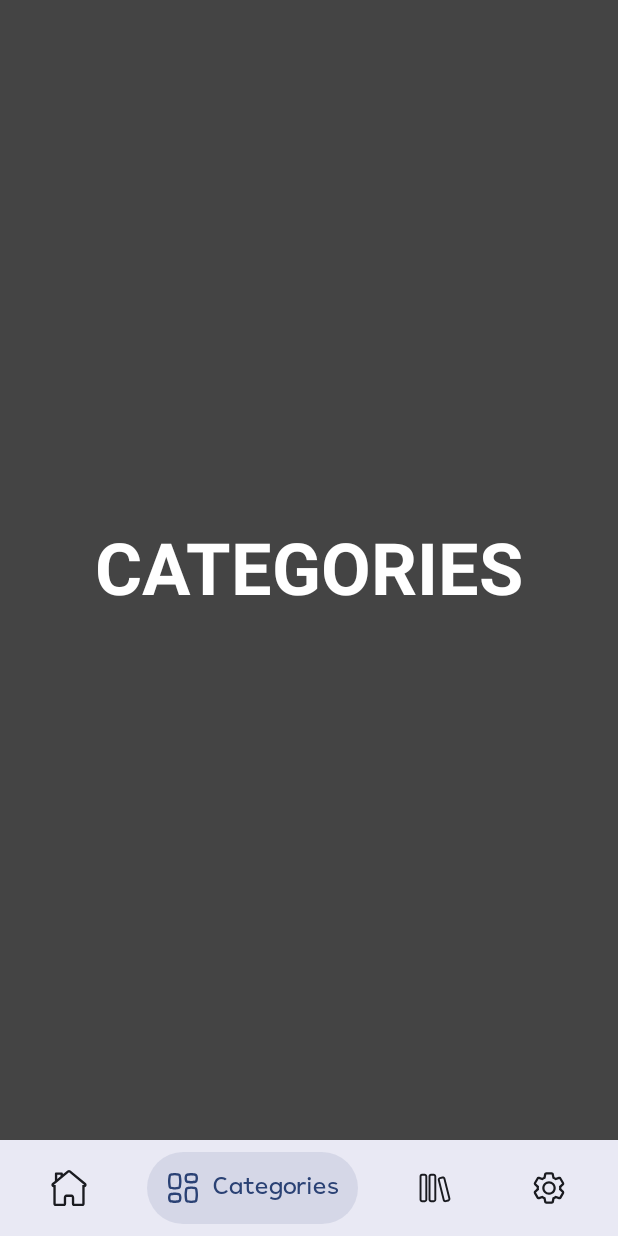
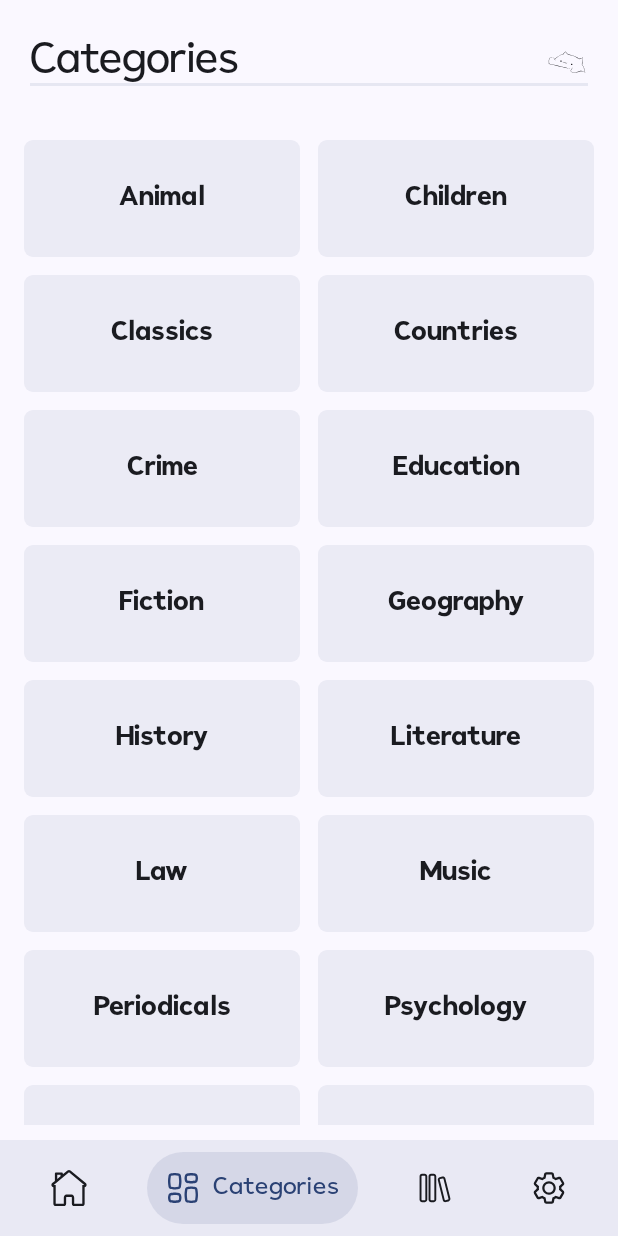
Before and after one commit to kuluruvineeth/FreeEbooks, an Android app built with Jetpack Compose: the CategoriesScreen screen opened through its navigation route, on a phone screen of 412 x 824 dp. Run offline under Robolectric (Android 15) with nearby library versions, the phone set to English and light mode, and no system bars; our stand-ins replace accompanist.

Commit message:
- Added Categories Screen and Category ViewModel

```diff
--- a/app/src/main/java/com/kuluruvineeth/freeebooks/ui/screens/CategoriesScreen.kt
+++ b/app/src/main/java/com/kuluruvineeth/freeebooks/ui/screens/CategoriesScreen.kt
@@ -1,32 +1,134 @@
 package com.kuluruvineeth.freeebooks.ui.screens
 
 import androidx.compose.foundation.background
-import androidx.compose.foundation.layout.Box
-import androidx.compose.foundation.layout.fillMaxSize
-import androidx.compose.material.MaterialTheme
+import androidx.compose.foundation.layout.*
+import androidx.compose.foundation.lazy.grid.GridCells
+import androidx.compose.foundation.lazy.grid.LazyVerticalGrid
+import androidx.compose.foundation.shape.RoundedCornerShape
 import androidx.compose.material.Text
+import androidx.compose.material3.*
 import androidx.compose.runtime.Composable
 import androidx.compose.ui.Alignment
 import androidx.compose.ui.Modifier
 import androidx.compose.ui.graphics.Color
+import androidx.compose.ui.graphics.vector.ImageVector
+import androidx.compose.ui.res.stringResource
+import androidx.compose.ui.res.vectorResource
 import androidx.compose.ui.text.font.FontWeight
+import androidx.compose.ui.text.style.TextOverflow
 import androidx.compose.ui.tooling.preview.Preview
+import androidx.compose.ui.unit.dp
+import androidx.compose.ui.unit.sp
+import java.util.*
+import com.kuluruvineeth.freeebooks.R
+import com.kuluruvineeth.freeebooks.ui.theme.comfortFont
+import com.kuluruvineeth.freeebooks.ui.viewmodels.CategoriesViewModel
 
 @Composable
 fun CategoriesScreen() {
-    Box(
+
+    Column(
         modifier = Modifier
             .fillMaxSize()
-            .background(Color.DarkGray),
-        contentAlignment = Alignment.Center
-    ){
+            .background(MaterialTheme.colorScheme.background)
+    ) {
+        Column(
+            modifier = Modifier
+                .fillMaxWidth()
+                .padding(20.dp)
+        ) {
+            TopAppBar()
+            Divider(
+                color = MaterialTheme.colorScheme.surfaceColorAtElevation(4.dp),
+                thickness = 2.dp
+            )
+        }
+
+        Column(
+            modifier = Modifier
+                .fillMaxWidth()
+                .padding(10.dp)
+        ) {
+            LazyVerticalGrid(
+                columns = GridCells.Adaptive(168.dp),
+                content = {
+                    items(CategoriesViewModel.CATEGORIES_ARRAY.size){ i ->
+                        val category = CategoriesViewModel.CATEGORIES_ARRAY[i].replaceFirstChar{
+                            if(it.isLowerCase()) it.titlecase(
+                                Locale.getDefault()
+                            )else it.toString()
+                        }
+                        CategoriesItem(category){
+
+                        }
+                    }
+                }
+            )
+        }
+    }
+}
+
+@Composable
+fun TopAppBar() {
+    Row(
+        modifier = Modifier
+            .fillMaxWidth()
+            .padding(top = 7.dp),
+        verticalAlignment = Alignment.CenterVertically,
+        horizontalArrangement = Arrangement.SpaceBetween
+    ) {
         Text(
-            text = "CATEGORIES",
-            fontSize = MaterialTheme.typography.h3.fontSize,
-            fontWeight = FontWeight.Bold,
-            color = Color.White
+            text = stringResource(id = R.string.categories_header),
+            fontSize = 28.sp,
+            color = MaterialTheme.colorScheme.onBackground,
+            fontFamily = comfortFont
+        )
+        Icon(
+            imageVector = ImageVector.vectorResource(id = R.drawable.placeholder_cat),
+            contentDescription = stringResource(id = R.string.home_search_icon_desc),
+            tint = MaterialTheme.colorScheme.onBackground,
+            modifier = Modifier.size(28.dp)
         )
     }
+}
+
+@OptIn(ExperimentalMaterial3Api::class)
+@Composable
+fun CategoriesItem(
+    category: String,
+    onClick: () -> Unit
+) {
+    Card(
+        modifier = Modifier
+            .height(90.dp)
+            .width(160.dp)
+            .padding(6.dp),
+        colors = CardDefaults.cardColors(
+            containerColor = MaterialTheme.colorScheme.surfaceColorAtElevation(
+                2.dp
+            )
+        ),
+        shape = RoundedCornerShape(6.dp),
+        onClick = onClick
+    ) {
+        Box(
+            modifier = Modifier.fillMaxSize(),
+            contentAlignment = Alignment.Center
+        ){
+            Text(
+                modifier = Modifier.padding(2.dp),
+                text = category,
+                fontSize = 18.sp,
+                fontStyle = MaterialTheme.typography.headlineMedium.fontStyle,
+                fontFamily = comfortFont,
+                fontWeight = FontWeight.Bold,
+                maxLines = 1,
+                overflow = TextOverflow.Ellipsis,
+                color = MaterialTheme.colorScheme.onSurface
+            )
+        }
+    }
+
 }
 
 @Preview
--- /dev/null
+++ b/app/src/main/java/com/kuluruvineeth/freeebooks/ui/viewmodels/CategoriesViewModel.kt
@@ -0,0 +1,30 @@
+package com.kuluruvineeth.freeebooks.ui.viewmodels
+
+import androidx.lifecycle.ViewModel
+
+class CategoriesViewModel : ViewModel() {
+
+    companion object{
+        val CATEGORIES_ARRAY =
+            listOf(
+                "animal",
+                "children",
+                "classics",
+                "countries",
+                "crime",
+                "education",
+                "fiction",
+                "geography",
+                "history",
+                "literature",
+                "law",
+                "music",
+                "periodicals",
+                "psychology",
+                "philosophy",
+                "religion",
+                "romance",
+                "science",
+            )
+    }
+}
```
